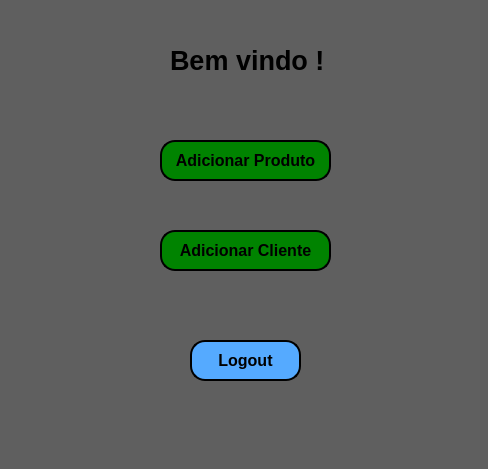
Before: the Qt Designer form cadastro_produto/segunda_tela_login.ui in RafaAlm/ProjectsPython, drawn with Qt 5.
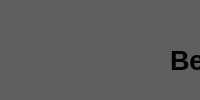
After: the same form once the commit is applied.

The edit to the form file:
```diff
--- a/cadastro_produto/segunda_tela_login.ui
+++ b/cadastro_produto/segunda_tela_login.ui
@@ -6,8 +6,8 @@
    <rect>
     <x>0</x>
     <y>0</y>
-    <width>488</width>
-    <height>469</height>
+    <width>517</width>
+    <height>0</height>
    </rect>
   </property>
   <property name="windowTitle">
@@ -61,7 +61,7 @@
 border-color: black;</string>
     </property>
     <property name="text">
-     <string>Adicionar Produto</string>
+     <string>Adicionar carro</string>
     </property>
    </widget>
    <widget class="QPushButton" name="pushButton_2">
```
Left out of the diff: 2 changed lines with no effect on the pictures.
